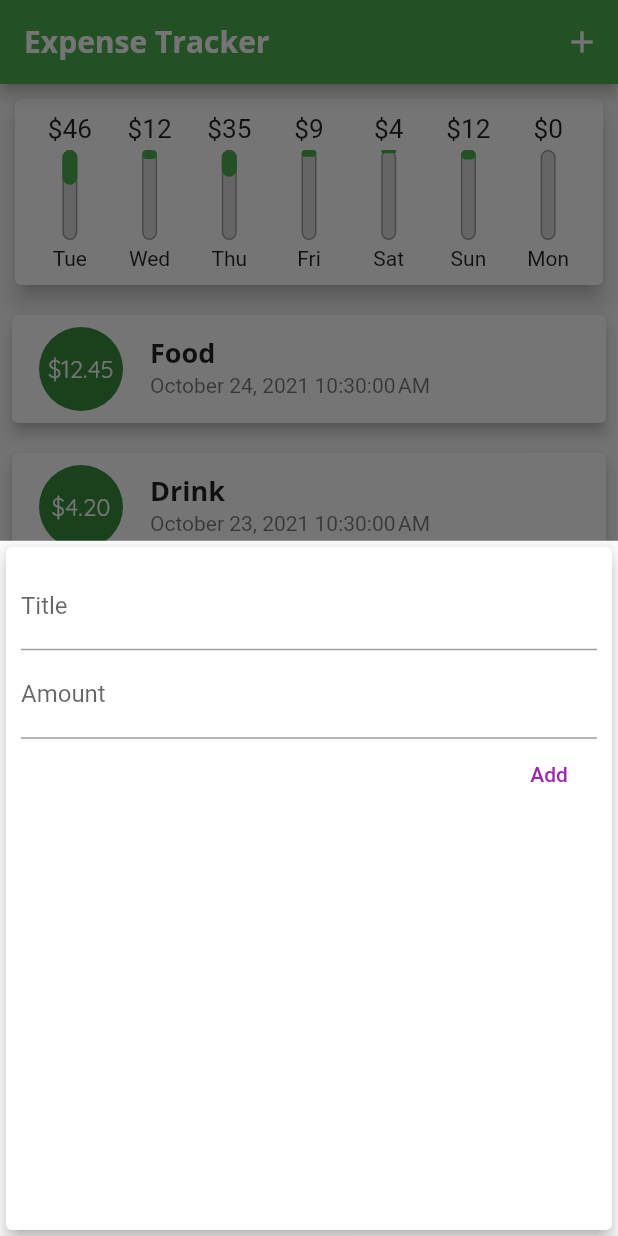
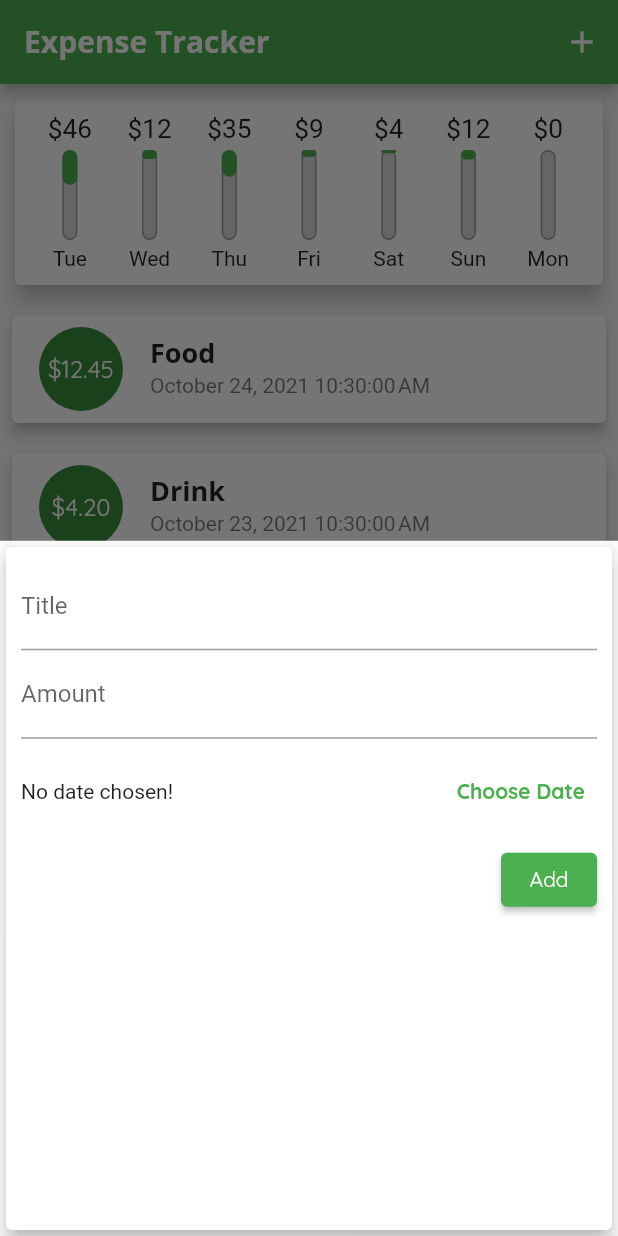
Before and after one commit to daopmdean/expense-tracker, a Flutter app: the screen it shows after launch, after a tap on the "add" icon, on a phone screen of 412 x 824 dp. Run offline on Flutter 3.47's test engine with Material 2 defaults, Android fonts, the phone set to English and light mode, and no system bars.

Commit message:
update date & time picker for add new transaction

```diff
--- a/lib/main.dart
+++ b/lib/main.dart
@@ -23,6 +23,9 @@ class MyApp extends StatelessWidget {
                 fontFamily: 'OpenSans',
                 fontWeight: FontWeight.bold,
                 fontSize: 18,
+              ),
+              button: TextStyle(
+                color: Colors.white,
               ),
             ),
         appBarTheme: AppBarTheme(
--- a/lib/widgets/new_transaction.dart
+++ b/lib/widgets/new_transaction.dart
@@ -1,4 +1,5 @@
 import 'package:flutter/material.dart';
+import 'package:intl/intl.dart';
 
 class NewTransaction extends StatefulWidget {
   final Function addTransaction;
@@ -11,10 +12,10 @@ class NewTransaction extends StatefulWidget {
 
 class _NewTransactionState extends State<NewTransaction> {
   final titleController = TextEditingController();
+  final amountController = TextEditingController();
+  DateTime selectedDate;
 
-  final amountController = TextEditingController();
-
-  void submit() {
+  void _submit() {
     var enteredTitle = titleController.text;
     var enteredAmount = double.tryParse(amountController.text);
 
@@ -32,6 +33,45 @@ class _NewTransactionState extends State<NewTransaction> {
     );
 
     Navigator.of(context).pop();
+  }
+
+  void _showDatePicker() {
+    showDatePicker(
+      context: context,
+      initialDate: DateTime.now(),
+      firstDate: DateTime(2015),
+      lastDate: DateTime.now(),
+    ).then((pickedDate) {
+      if (pickedDate == null) {
+        return;
+      }
+      if (selectedDate != null) {
+        selectedDate = pickedDate.add(Duration(
+          hours: selectedDate.hour,
+          minutes: selectedDate.minute,
+        ));
+        _showTimePicker();
+        return;
+      }
+      selectedDate = pickedDate;
+      _showTimePicker();
+    });
+  }
+
+  void _showTimePicker() {
+    showTimePicker(
+      context: context,
+      initialTime: TimeOfDay.now(),
+    ).then((pickedTime) {
+      setState(() {
+        if (pickedTime == null) {
+          return;
+        }
+        selectedDate = selectedDate.add(
+          Duration(hours: pickedTime.hour, minutes: pickedTime.minute),
+        );
+      });
+    });
   }
 
   @override
@@ -53,13 +93,37 @@ class _NewTransactionState extends State<NewTransaction> {
               keyboardType: TextInputType.numberWithOptions(
                 decimal: true,
               ),
-              onSubmitted: (_) => submit(),
+              onSubmitted: (_) => _submit(),
             ),
-            TextButton(
-              onPressed: submit,
+            Container(
+              height: 70,
+              child: Row(
+                children: [
+                  Expanded(
+                    child: Text(selectedDate == null
+                        ? 'No date chosen!'
+                        : '${DateFormat().format(selectedDate)}'),
+                  ),
+                  TextButton(
+                    onPressed: _showDatePicker,
+                    child: Text(
+                      'Choose Date',
+                      style: TextStyle(
+                        fontWeight: FontWeight.bold,
+                      ),
+                    ),
+                    style: TextButton.styleFrom(
+                      primary: Theme.of(context).primaryColor,
+                    ),
+                  ),
+                ],
+              ),
+            ),
+            ElevatedButton(
+              onPressed: _submit,
               child: Text('Add'),
               style: TextButton.styleFrom(
-                primary: Colors.purple,
+                primary: Theme.of(context).textTheme.button.color,
               ),
             )
           ],
```
